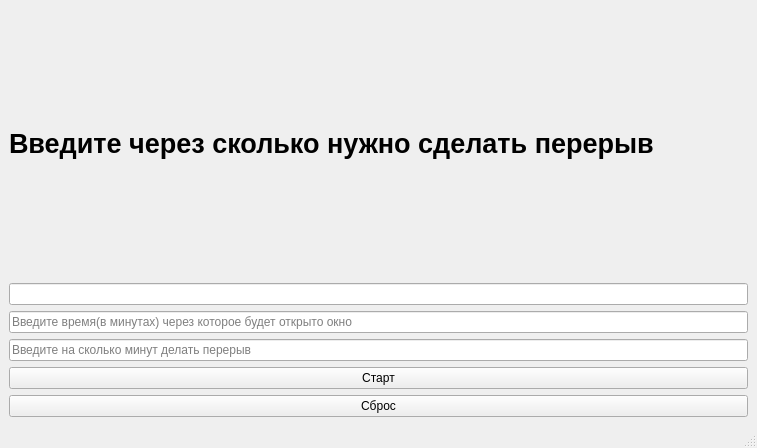
This is mainwindow.ui in F3lixxx/BreakTime as Qt 5 draws it before an edit. The edited form follows.
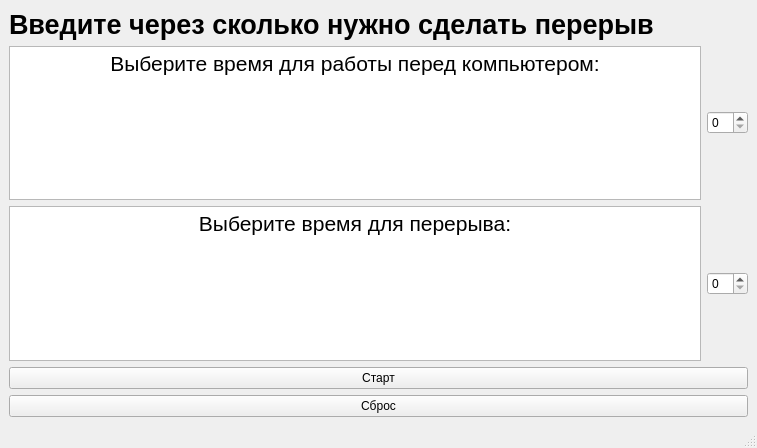
This is the edited form.

Commit message: add text edit && layouts with le_count

```diff
--- a/mainwindow.ui
+++ b/mainwindow.ui
@@ -18,24 +18,63 @@
     <item row="1" column="0">
      <layout class="QVBoxLayout" name="verticalLayout">
       <item>
-       <widget class="QLineEdit" name="le_count"/>
+       <layout class="QHBoxLayout" name="horizontalLayout">
+        <item>
+         <widget class="QTextEdit" name="te_time">
+          <property name="font">
+           <font>
+            <pointsize>22</pointsize>
+            <italic>false</italic>
+            <bold>false</bold>
+           </font>
+          </property>
+          <property name="tabChangesFocus">
+           <bool>false</bool>
+          </property>
+          <property name="readOnly">
+           <bool>true</bool>
+          </property>
+          <property name="html">
+           <string>&lt;!DOCTYPE HTML PUBLIC &quot;-//W3C//DTD HTML 4.0//EN&quot; &quot;http://www.w3.org/TR/REC-html40/strict.dtd&quot;&gt;
+&lt;html&gt;&lt;head&gt;&lt;meta name=&quot;qrichtext&quot; content=&quot;1&quot; /&gt;&lt;meta charset=&quot;utf-8&quot; /&gt;&lt;style type=&quot;text/css&quot;&gt;
+p, li { white-space: pre-wrap; }
+hr { height: 1px; border-width: 0; }
+li.unchecked::marker { content: &quot;\2610&quot;; }
+li.checked::marker { content: &quot;\2612&quot;; }
+&lt;/style&gt;&lt;/head&gt;&lt;body style=&quot; font-family:'Segoe UI'; font-size:22pt; font-weight:400; font-style:normal;&quot;&gt;
+&lt;p align=&quot;center&quot; style=&quot; margin-top:0px; margin-bottom:0px; margin-left:0px; margin-right:0px; -qt-block-indent:0; text-indent:0px;&quot;&gt;&lt;span style=&quot; font-size:16pt;&quot;&gt;Выберите время для работы перед компьютером:&lt;/span&gt;&lt;/p&gt;
+&lt;p align=&quot;center&quot; style=&quot;-qt-paragraph-type:empty; margin-top:0px; margin-bottom:50px; margin-left:0px; margin-right:0px; -qt-block-indent:0; text-indent:0px; font-size:16pt;&quot;&gt;&lt;br /&gt;&lt;/p&gt;&lt;/body&gt;&lt;/html&gt;</string>
+          </property>
+         </widget>
+        </item>
+        <item>
+         <widget class="QSpinBox" name="sb_time"/>
+        </item>
+       </layout>
       </item>
       <item>
-       <widget class="QLineEdit" name="le_time">
-        <property name="inputMask">
-         <string/>
-        </property>
-        <property name="placeholderText">
-         <string>Введите время(в минутах) через которое будет открыто окно</string>
-        </property>
-       </widget>
-      </item>
-      <item>
-       <widget class="QLineEdit" name="le_break">
-        <property name="placeholderText">
-         <string>Введите на сколько минут делать перерыв</string>
-        </property>
-       </widget>
+       <layout class="QHBoxLayout" name="horizontalLayout_2">
+        <item>
+         <widget class="QTextEdit" name="te_break">
+          <property name="readOnly">
+           <bool>true</bool>
+          </property>
+          <property name="html">
+           <string>&lt;!DOCTYPE HTML PUBLIC &quot;-//W3C//DTD HTML 4.0//EN&quot; &quot;http://www.w3.org/TR/REC-html40/strict.dtd&quot;&gt;
+&lt;html&gt;&lt;head&gt;&lt;meta name=&quot;qrichtext&quot; content=&quot;1&quot; /&gt;&lt;meta charset=&quot;utf-8&quot; /&gt;&lt;style type=&quot;text/css&quot;&gt;
+p, li { white-space: pre-wrap; }
+hr { height: 1px; border-width: 0; }
+li.unchecked::marker { content: &quot;\2610&quot;; }
+li.checked::marker { content: &quot;\2612&quot;; }
+&lt;/style&gt;&lt;/head&gt;&lt;body style=&quot; font-family:'Segoe UI'; font-size:9pt; font-weight:400; font-style:normal;&quot;&gt;
+&lt;p align=&quot;center&quot; style=&quot; margin-top:0px; margin-bottom:0px; margin-left:0px; margin-right:0px; -qt-block-indent:0; text-indent:0px;&quot;&gt;&lt;span style=&quot; font-size:16pt;&quot;&gt;Выберите время для перерыва:&lt;/span&gt;&lt;/p&gt;&lt;/body&gt;&lt;/html&gt;</string>
+          </property>
+         </widget>
+        </item>
+        <item>
+         <widget class="QSpinBox" name="sb_break"/>
+        </item>
+       </layout>
       </item>
       <item>
        <widget class="QPushButton" name="pb_start">
```
The commit also changes 5 other files.
